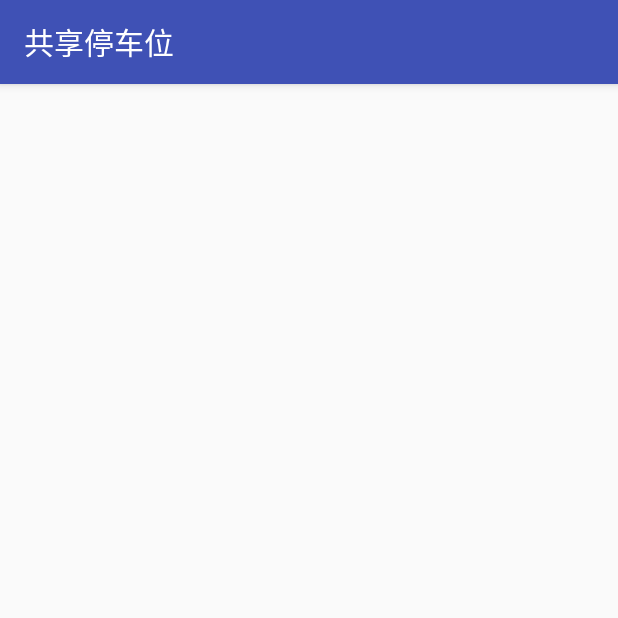
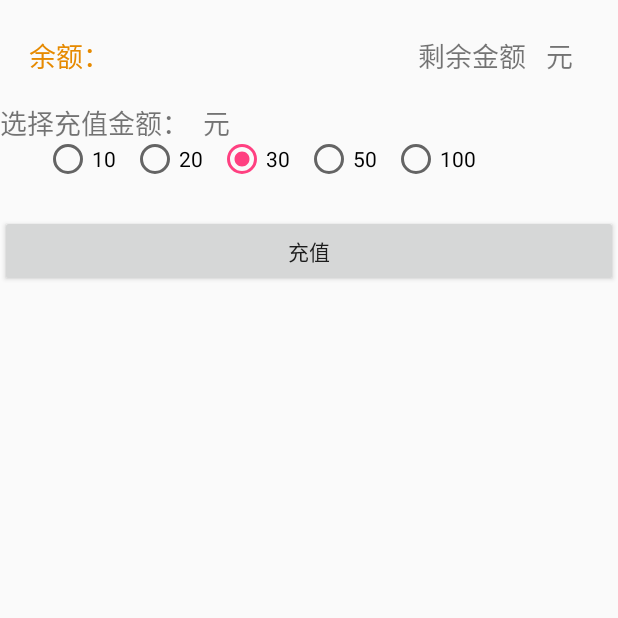
Before and after one commit to 24KKKK/Shared_Parking_Space_Mobile, an Android app: the ReCharge screen opened directly, with no data from a screen before it, on a phone screen of 412 x 824 dp, the top half of it. Run offline under Robolectric (Android 15) with nearby library versions, the phone set to English and light mode, and no system bars.

Commit message:
新增了充值界面
新增充值界面，显示余额，还没有调用支付宝，充值的同时应该把充值记录通过webservice保存下来

```diff
--- a/app/src/main/java/com/dyf/baidumap/ReCharge.java
+++ b/app/src/main/java/com/dyf/baidumap/ReCharge.java
@@ -1,16 +1,108 @@
 package com.dyf.baidumap;
 
-import android.support.v7.app.AppCompatActivity;
+import android.app.Activity;
+import android.content.SharedPreferences;
 import android.os.Bundle;
+import android.os.Handler;
+import android.os.Message;
+import android.service.carrier.CarrierMessagingService;
+import android.util.Log;
+import android.view.View;
+import android.widget.Button;
+import android.widget.RadioButton;
+import android.widget.RadioGroup;
+import android.widget.TextView;
+import android.widget.Toast;
+
+import com.dyf.utils.Convert;
+import com.dyf.utils.SendRequest;
+import com.dyf.utils.SysoUtils;
+import com.dyf.utils.ToastShow;
 
 /**
  * 充值界面
  */
-public class ReCharge extends AppCompatActivity {
+public class ReCharge extends Activity {
+
+    private TextView tv_balance;
+    private RadioGroup rg_rechargenuml;
+    private RadioButton rb_ten;
+    private RadioButton rb_twenty;
+    private RadioButton rb_thirty;
+    private RadioButton rb_fifty;
+    private RadioButton rb_hundred;
+    private Button btn_recharge;
+    private RadioButton rb_checked;
 
     @Override
     protected void onCreate(Bundle savedInstanceState) {
         super.onCreate(savedInstanceState);
         setContentView(R.layout.activity_re_charge);
+
+        // 初始化控件
+        tv_balance = (TextView) findViewById(R.id.tv_balance);
+        rg_rechargenuml = (RadioGroup) findViewById(R.id.rg_rechargenum);
+        rb_ten = (RadioButton) findViewById(R.id.rb_ten);
+        rb_twenty = (RadioButton) findViewById(R.id.rb_twenty);
+        rb_thirty = (RadioButton) findViewById(R.id.rb_thirty);
+        rb_fifty = (RadioButton) findViewById(R.id.rb_fifty);
+        rb_hundred = (RadioButton) findViewById(R.id.rb_hundred);
+        btn_recharge = (Button) findViewById(R.id.btn_recharge);
+
+        // 界面一打开，需要查询余额
+        getbalance();
+
+        btn_recharge.setOnClickListener(new btnReChargeOnClickListener());
+    }
+
+
+    // 界面一打开，需要查询余额
+    private void getbalance() {
+        SharedPreferences sharedata = getSharedPreferences("data",0);
+        final String openid = sharedata.getString("openid","未登陆");
+        if (openid.equals("未登陆")) {
+            ToastShow.showToastMsg(ReCharge.this,"请先登陆");
+            return;
+        }
+        else {
+            new Thread() {
+                @Override
+                public void run() {
+                    {
+                        Message message = new Message();
+                        message.what = 1;
+                        message.obj = SendRequest.getBalance(openid);
+                        Log.i("getBalance:", message.obj.toString());
+                        getBalHandler.sendMessage(message);
+                    }
+                }
+            }.start();
+        }
+    }
+
+    private Handler getBalHandler = new Handler(){
+        @Override
+        public void handleMessage(Message msg) {
+            switch (msg.what) {
+                case 1:
+                    // 获取余额之后，界面显示余额
+                    String str_bal = msg.obj.toString();
+                    tv_balance.setText(str_bal);
+                    break;
+
+                default:
+                    break;
+            }
+        }
+    };
+
+    // 充值按钮点击事件
+    private class btnReChargeOnClickListener implements View.OnClickListener {
+        @Override
+        public void onClick(View view) {
+            rb_checked = (RadioButton) findViewById(rg_rechargenuml.getCheckedRadioButtonId());
+            String reChargeNum = rb_checked.getText().toString();
+            SysoUtils.print("sys reChargeNum:"+reChargeNum);
+        }
     }
 }
--- a/app/src/main/java/com/dyf/utils/Convert.java
+++ b/app/src/main/java/com/dyf/utils/Convert.java
@@ -24,6 +24,7 @@ public class Convert
         NumberFormat nf = NumberFormat.getInstance();
         nf.setGroupingUsed(false);
         String dou_str = nf.format(dou_obj);
+        SysoUtils.print("转换后的double："+dou_str);
         return dou_str;
     }
 
--- a/app/src/main/res/layout/activity_re_charge.xml
+++ b/app/src/main/res/layout/activity_re_charge.xml
@@ -1,9 +1,118 @@
 <?xml version="1.0" encoding="utf-8"?>
-<android.support.constraint.ConstraintLayout xmlns:android="http://schemas.android.com/apk/res/android"
+<RelativeLayout
+    xmlns:android="http://schemas.android.com/apk/res/android"
     xmlns:app="http://schemas.android.com/apk/res-auto"
     xmlns:tools="http://schemas.android.com/tools"
     android:layout_width="match_parent"
     android:layout_height="match_parent"
     tools:context="com.dyf.baidumap.ReCharge">
 
-</android.support.constraint.ConstraintLayout>
+
+    <TextView
+        android:id="@+id/textView"
+        android:layout_width="wrap_content"
+        android:layout_height="wrap_content"
+        android:layout_alignParentLeft="true"
+        android:layout_alignParentStart="true"
+        android:layout_alignParentTop="true"
+        android:layout_marginLeft="19dp"
+        android:layout_marginStart="19dp"
+        android:layout_marginTop="23dp"
+        android:text="余额："
+        android:textColor="#e68a00"
+        android:textSize="18sp"
+
+        />
+
+    <TextView
+        android:id="@+id/textView2"
+        android:layout_width="wrap_content"
+        android:layout_height="wrap_content"
+        android:layout_alignBottom="@+id/textView"
+        android:layout_alignParentEnd="true"
+        android:layout_alignParentRight="true"
+        android:layout_marginRight="30dp"
+        android:textSize="18sp"
+        android:text="元" />
+
+    <TextView
+        android:id="@+id/tv_balance"
+        android:layout_width="wrap_content"
+        android:layout_height="wrap_content"
+        android:layout_alignBottom="@+id/textView2"
+        android:layout_marginEnd="13dp"
+        android:layout_marginRight="13dp"
+        android:layout_toLeftOf="@+id/textView2"
+        android:layout_toStartOf="@+id/textView2"
+        android:textSize="18sp"
+        android:text="剩余金额" />
+
+    <TextView
+        android:id="@+id/textView4"
+        android:layout_width="wrap_content"
+        android:layout_height="wrap_content"
+        android:layout_alignParentLeft="true"
+        android:layout_alignParentStart="true"
+        android:layout_below="@+id/textView"
+        android:layout_marginTop="17dp"
+        android:text="选择充值金额：  元"
+        android:textSize="18sp" />
+
+    <RadioGroup
+        android:id="@+id/rg_rechargenum"
+        android:orientation="horizontal"
+        android:layout_marginLeft="10sp"
+        android:layout_width="wrap_content"
+        android:layout_height="wrap_content"
+        android:layout_alignLeft="@+id/textView"
+        android:layout_alignStart="@+id/textView"
+        android:layout_marginTop="90dp" >
+
+        <RadioButton
+            android:id="@+id/rb_ten"
+            android:layout_width="wrap_content"
+            android:layout_height="wrap_content"
+            android:layout_marginRight="10sp"
+            android:text="10"/>
+
+        <RadioButton
+            android:id="@+id/rb_twenty"
+            android:layout_width="wrap_content"
+            android:layout_height="wrap_content"
+            android:layout_marginRight="10sp"
+            android:text="20"/>
+
+        <RadioButton
+            android:id="@+id/rb_thirty"
+            android:layout_width="wrap_content"
+            android:layout_height="wrap_content"
+            android:layout_marginRight="10sp"
+            android:checked="true"
+            android:text="30"/>
+
+        <RadioButton
+            android:id="@+id/rb_fifty"
+            android:layout_width="wrap_content"
+            android:layout_height="wrap_content"
+            android:layout_marginRight="10sp"
+            android:text="50"/>
+
+        <RadioButton
+            android:id="@+id/rb_hundred"
+            android:layout_width="wrap_content"
+            android:layout_height="wrap_content"
+            android:layout_marginRight="10sp"
+            android:text="100"/>
+
+        </RadioGroup>
+
+    <Button
+        android:id="@+id/btn_recharge"
+        android:layout_width="match_parent"
+        android:layout_height="wrap_content"
+        android:layout_below="@+id/rg_rechargenum"
+        android:layout_marginTop="21dp"
+        android:text="充值" />
+
+
+</RelativeLayout>
--- a/app/src/main/res/menu/main.xml
+++ b/app/src/main/res/menu/main.xml
@@ -66,4 +66,9 @@
         app:showAsAction="never"
         android:title="@string/testusername"/>
 
+    <item
+        android:id="@+id/id_recharge"
+        app:showAsAction="never"
+        android:title="@string/recharge"/>
+
 </menu>
--- a/app/src/main/res/values/strings.xml
+++ b/app/src/main/res/values/strings.xml
@@ -12,6 +12,9 @@
     <string name="search_bytime">按时间查找</string>
     <string name="search_bynoparknum">按停车数查找</string>
     <string name="testusername">测试用户名</string>
+    <string name="recharge">充值</string>
+
+
     <string name="errcode_ok">0</string>
     <string name="errcode_cancel">-2</string>
     <string name="errcode_deny">-4</string>
```
Also changed, not shown: app/src/main/java/com/dyf/baidumap/MainActivity.java (+26 -5 lines), app/src/main/java/com/dyf/utils/Constant.java (+7 -1 lines), app/src/main/java/com/dyf/utils/SendRequest.java (+44 -0 lines).
